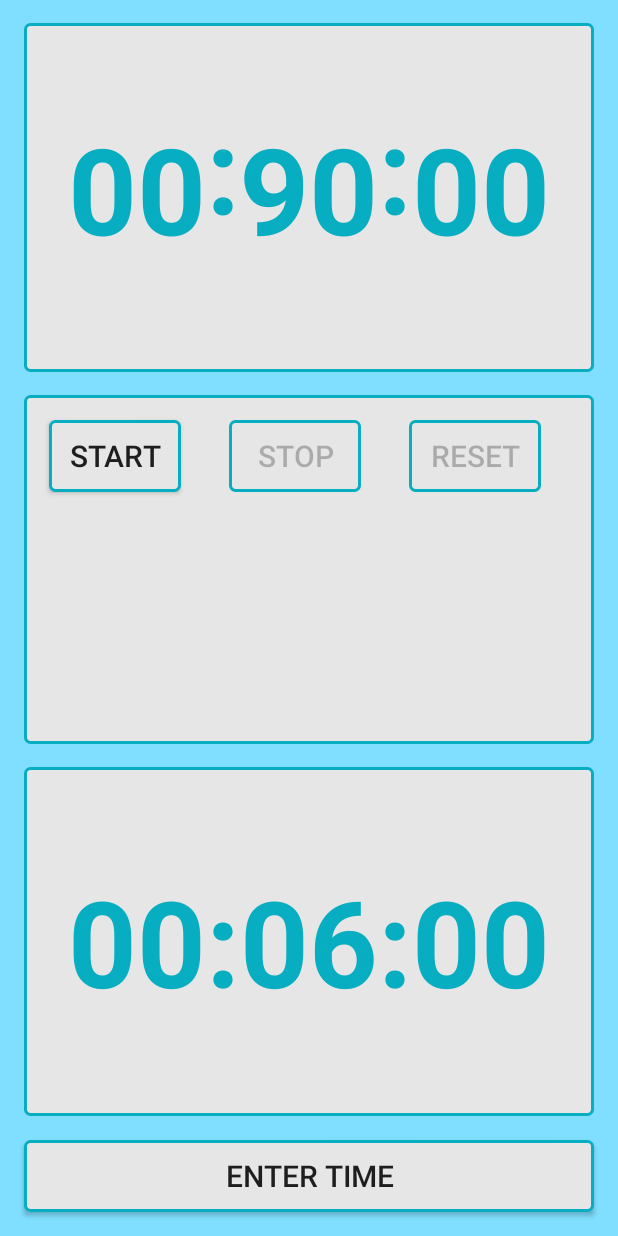
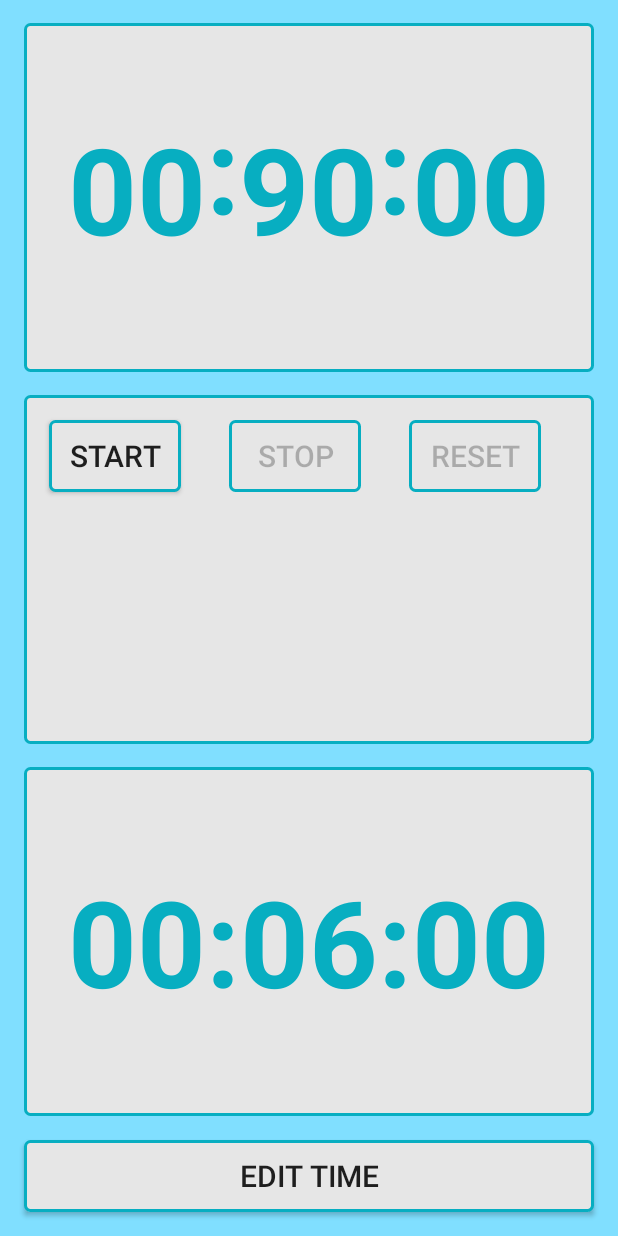
Before and after one commit to nitinmehtaa/Chess-Ticker, an Android app: the screen it shows after launch (HomeScreenActivity), on a phone screen of 412 x 824 dp. Run offline under Robolectric (Android 15) with nearby library versions, the light colour scheme and no system bars.

Commit message:
Edit time complete working

```diff
--- a/app/build.gradle
+++ b/app/build.gradle
@@ -21,6 +21,7 @@ android {
 dependencies {
     implementation fileTree(dir: 'libs', include: ['*.jar'])
     implementation 'com.android.support:appcompat-v7:26.1.0'
+    implementation 'com.android.support:design:26.1.0'
     implementation 'com.android.support.constraint:constraint-layout:1.0.2'
     testImplementation 'junit:junit:4.12'
     androidTestImplementation 'com.android.support.test:runner:1.0.1'
--- a/app/src/main/java/com/chessticker/nitinmehta/chessticker/HomeScreenActivity.java
+++ b/app/src/main/java/com/chessticker/nitinmehta/chessticker/HomeScreenActivity.java
@@ -19,11 +19,66 @@ import java.util.concurrent.TimeUnit;
 
 public class HomeScreenActivity extends Activity {
 
+    TopCounterClass topTimer;
+    BottomCounterClass bottomTimer;
+
     private TextView textView1, textView2;
     private LinearLayout topTimerLayout, bottomTimerLayout;
     private Button startButton, stopButton, resetButton, buttonEnterTime;
     private boolean isTimeRunning = true;
-    final String initialTime = "00:06:00";
+    public final int INITIAL_TIME_IN_MINUTES = 6;
+    public String initialTime;
+    public long currentStartTime = 6;
+
+    //Convert minutes into HH:MM:SS Format
+    private String convertTime(long time) {
+        String finalTime = "";
+        long hour = (time%(24*60)) / 60;
+        long minutes = (time%(24*60)) % 60;
+        long seconds = time / (24*3600);
+
+        finalTime = String.format("%02d:%02d:%02d",
+                TimeUnit.HOURS.toHours(hour) ,
+                TimeUnit.MINUTES.toMinutes(minutes),
+                TimeUnit.SECONDS.toSeconds(seconds));
+        return finalTime;
+    }
+
+    //Dialog to set Time
+    private void showEditTimeDialog(){
+        final AlertDialog.Builder mBuilder = new AlertDialog.Builder(this);
+        View mView = getLayoutInflater().inflate(R.layout.custom_dialog, null);
+        final EditText setTime = (EditText) mView.findViewById(R.id.edit_text);
+        Button setTimeButton = (Button) mView.findViewById(R.id.button_set_time);
+
+        setTimeButton.setOnClickListener(new View.OnClickListener() {
+            @Override
+            public void onClick(View v) {
+                if (!setTime.getText().toString().isEmpty()) {
+                    currentStartTime = Long.parseLong(setTime.getText().toString());
+                    String finalTimeTobeShown = convertTime(currentStartTime);
+                    textView1.setText(finalTimeTobeShown);
+                    textView2.setText(finalTimeTobeShown);
+                    Toast.makeText(HomeScreenActivity.this,
+                            "Time Updated",
+                            Toast.LENGTH_SHORT).show();
+                    resetTimers();
+                } else {
+                    Toast.makeText(HomeScreenActivity.this,
+                            "Please enter Minutes",
+                            Toast.LENGTH_SHORT).show();
+                }
+            }
+        });
+        mBuilder.setView(mView);
+        AlertDialog dialog = mBuilder.create();
+        dialog.show();
+    }
+
+    private void resetTimers() {
+        bottomTimer = new BottomCounterClass(currentStartTime * 60000,1000);
+        topTimer = new TopCounterClass(currentStartTime * 60000,1000);
+    }
 
     @Override
     protected void onCreate(Bundle savedInstanceState) {
@@ -40,11 +95,12 @@ public class HomeScreenActivity extends Activity {
         buttonEnterTime.setEnabled(true);
 
         //Display time on start of application
+        initialTime = convertTime(INITIAL_TIME_IN_MINUTES);
         textView1.setText(initialTime);
         textView2.setText(initialTime);
 
-        final BottomCounterClass bottomTimer = new BottomCounterClass(360000,1000);
-        final TopCounterClass topTimer = new TopCounterClass(360000,1000);
+        bottomTimer = new BottomCounterClass(360000,1000);
+        topTimer = new TopCounterClass(360000,1000);
 
         startButton.setOnClickListener(new View.OnClickListener() {
 
@@ -71,6 +127,7 @@ public class HomeScreenActivity extends Activity {
                 resetButton.setEnabled(true);
                 topTimerLayout.setEnabled(false);
                 bottomTimerLayout.setEnabled(false);
+                buttonEnterTime.setEnabled(true);
                 bottomTimer.cancel();
                 topTimer.cancel();
                 isTimeRunning = false;
@@ -88,6 +145,7 @@ public class HomeScreenActivity extends Activity {
                 resetButton.setEnabled(false);
                 topTimerLayout.setEnabled(false);
                 bottomTimerLayout.setEnabled(false);
+                buttonEnterTime.setEnabled(true);
                 bottomTimer.cancel();
                 topTimer.cancel();
                 textView1.setText(initialTime);
@@ -154,39 +212,12 @@ public class HomeScreenActivity extends Activity {
         topTimerLayout = (LinearLayout) findViewById(R.id.topLayout);
         bottomTimerLayout = (LinearLayout) findViewById(R.id.bottomLayout);
         buttonEnterTime = (Button) findViewById(R.id.button_enter_time);
-
-    }
-
-    private void showEditTimeDialog(){
-        AlertDialog.Builder mBuilder = new AlertDialog.Builder(this);
-        View mView = getLayoutInflater().inflate(R.layout.custom_dialog, null);
-        final EditText setTime = (EditText) mView.findViewById(R.id.edit_text);
-        Button setTimeButton = (Button) mView.findViewById(R.id.button_set_time);
-
-        setTimeButton.setOnClickListener(new View.OnClickListener() {
-            @Override
-            public void onClick(View v) {
-                if (!setTime.getText().toString().isEmpty()) {
-                    Toast.makeText(HomeScreenActivity.this,
-                            "Time Updated",
-                            Toast.LENGTH_SHORT).show();
-                } else {
-                    Toast.makeText(HomeScreenActivity.this,
-                            "Please enter Minutes",
-                            Toast.LENGTH_SHORT).show();
-                }
-            }
-        });
-        mBuilder.setView(mView);
-        AlertDialog dialog = mBuilder.create();
-        dialog.show();
     }
 
     //CountDownTimer class for bottom layout
     public class BottomCounterClass extends CustomCountDownTimer {
 
         private long millisLeft = 0;
-        CountDownTimer countDownTimer = null;
         public BottomCounterClass(long millisInFuture, long countDownInterval) {
             super(millisInFuture, countDownInterval);
             this.millisLeft = millisInFuture;
@@ -199,7 +230,6 @@ public class HomeScreenActivity extends Activity {
                     TimeUnit.MILLISECONDS.toHours(millis),
                     TimeUnit.MILLISECONDS.toMinutes(millis) - TimeUnit.HOURS.toMinutes(TimeUnit.MILLISECONDS.toHours(millis)),
                     TimeUnit.MILLISECONDS.toSeconds(millis) - TimeUnit.MINUTES.toSeconds(TimeUnit.MILLISECONDS.toMinutes(millis)));
-            System.out.println(hms);
             textView1.setText(hms);
             millisLeft = millisUntilFinished;
         }
@@ -228,11 +258,11 @@ public class HomeScreenActivity extends Activity {
     public class TopCounterClass extends CustomCountDownTimer {
 
         private long millisLeft = 0;
+
         public TopCounterClass(long millisInFuture, long countDownInterval) {
             super(millisInFuture, countDownInterval);
             this.millisLeft = millisInFuture;
         }
-
 
         @Override
         public void onTick(long millisUntilFinished) {
--- a/app/src/main/res/layout/activity_home_screen.xml
+++ b/app/src/main/res/layout/activity_home_screen.xml
@@ -89,7 +89,6 @@
             android:layout_width="wrap_content"
             android:layout_height="wrap_content"
             android:gravity="center_horizontal"
-            android:text="00:00:00"
             android:textColor="#07aec1"
             android:textSize="80dp"
             android:textStyle="bold" />
@@ -105,6 +104,4 @@
         android:textSize="20dp"
         android:background="@drawable/customborder_gray_background"
         android:text="@string/enter_time" />
-
-
 </LinearLayout>
--- a/app/src/main/res/layout/custom_dialog.xml
+++ b/app/src/main/res/layout/custom_dialog.xml
@@ -9,8 +9,7 @@
         android:layout_width="match_parent"
         android:layout_height="wrap_content"
         android:text="Enter Time"
-        android:textSize="10dp"
-        />
+        android:textSize="10dp"/>
 
     <EditText
         android:id="@+id/edit_text"
--- a/app/src/main/res/values/strings.xml
+++ b/app/src/main/res/values/strings.xml
@@ -3,5 +3,5 @@
     <string name="start">START</string>
     <string name="stop">STOP</string>
     <string name="reset">RESET</string>
-    <string name="enter_time">ENTER TIME</string>
+    <string name="enter_time">EDIT TIME</string>
 </resources>
```
